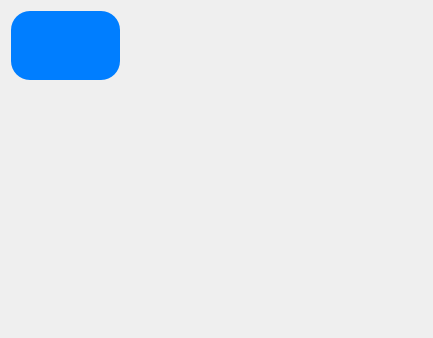
First picture: the form in src/windows/uis/HelpDialog.ui, repository ZulusK/orchestrix, before the edit.
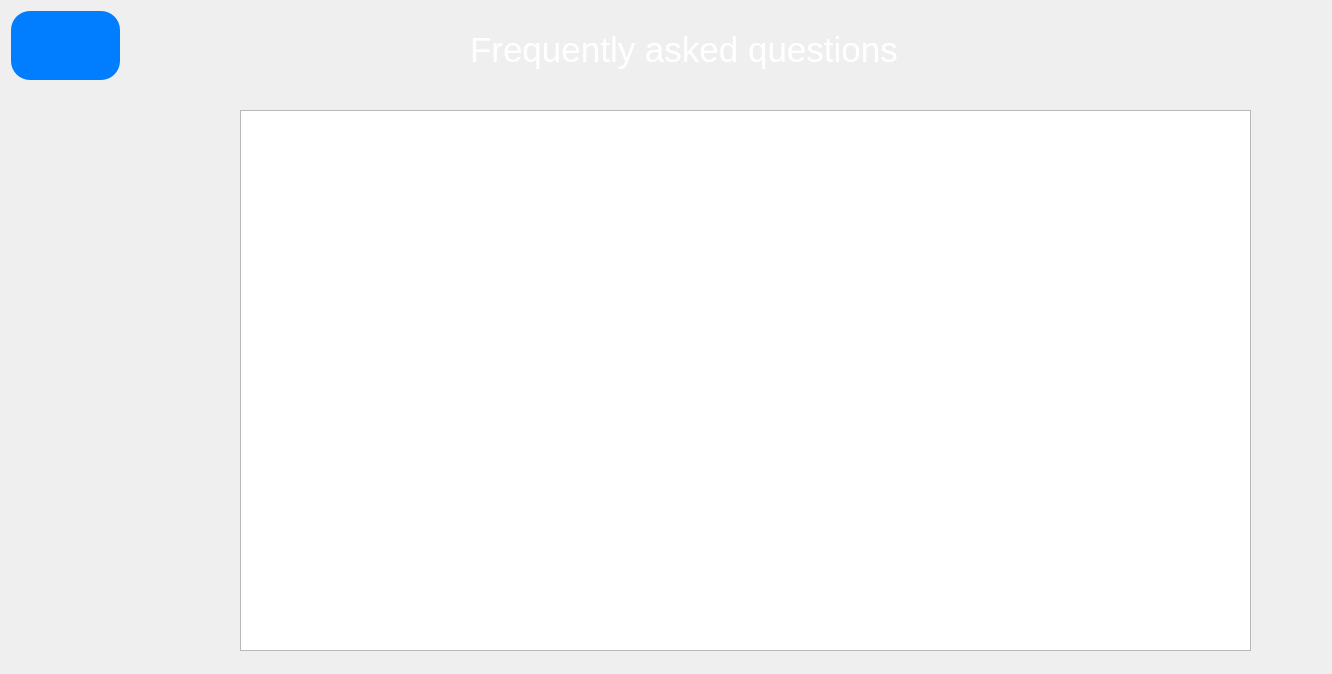
Second picture: the form after the edit. Icons and pictures are not drawn.

Commit message: help window implemented

Diff of the .ui file:
```diff
--- a/src/windows/uis/HelpDialog.ui
+++ b/src/windows/uis/HelpDialog.ui
@@ -2,12 +2,15 @@
 <ui version="4.0">
  <class>HelpDialog</class>
  <widget class="QDialog" name="HelpDialog">
+  <property name="enabled">
+   <bool>true</bool>
+  </property>
   <property name="geometry">
    <rect>
     <x>0</x>
     <y>0</y>
-    <width>433</width>
-    <height>338</height>
+    <width>1332</width>
+    <height>674</height>
    </rect>
   </property>
   <property name="windowTitle">
@@ -56,6 +59,32 @@
     </size>
    </property>
   </widget>
+  <widget class="QTextEdit" name="textEdit">
+   <property name="geometry">
+    <rect>
+     <x>240</x>
+     <y>110</y>
+     <width>1011</width>
+     <height>541</height>
+    </rect>
+   </property>
+  </widget>
+  <widget class="QLabel" name="label">
+   <property name="enabled">
+    <bool>false</bool>
+   </property>
+   <property name="geometry">
+    <rect>
+     <x>470</x>
+     <y>20</y>
+     <width>671</width>
+     <height>61</height>
+    </rect>
+   </property>
+   <property name="text">
+    <string>&lt;html&gt;&lt;head/&gt;&lt;body&gt;&lt;p&gt;&lt;span style=&quot; font-size:26pt; color:#ffffff;&quot;&gt;Frequently asked questions&lt;/span&gt;&lt;/p&gt;&lt;/body&gt;&lt;/html&gt;</string>
+   </property>
+  </widget>
  </widget>
  <resources>
   <include location="../../../res.qrc"/>
```
The commit also changes 4 other files.
